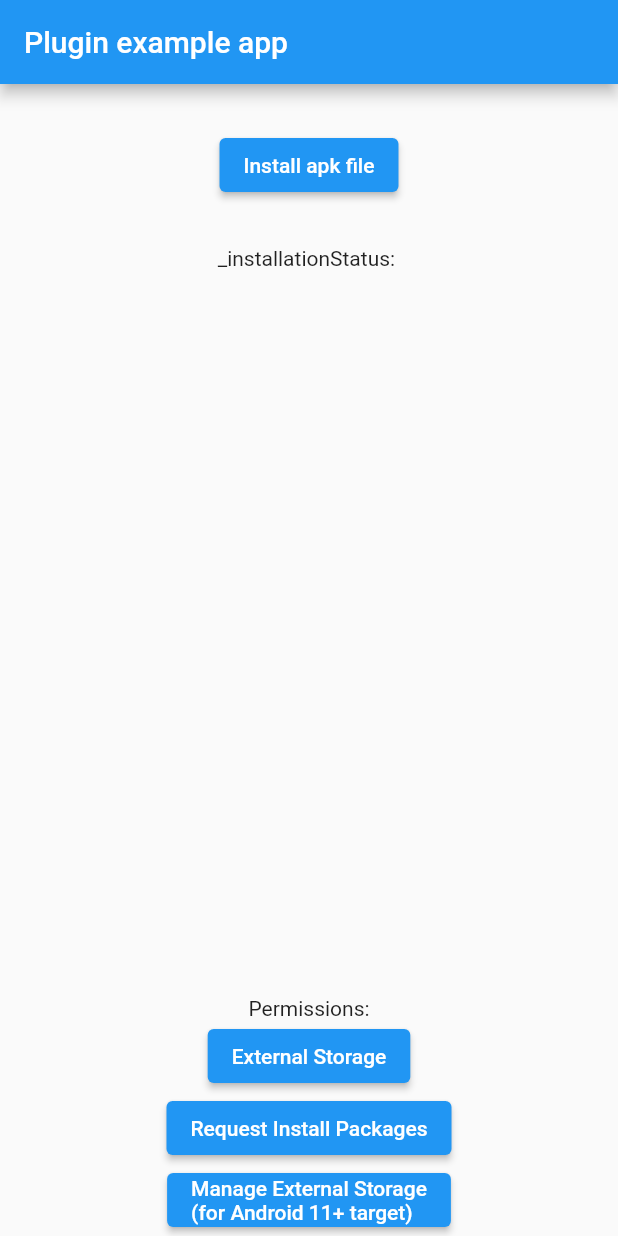
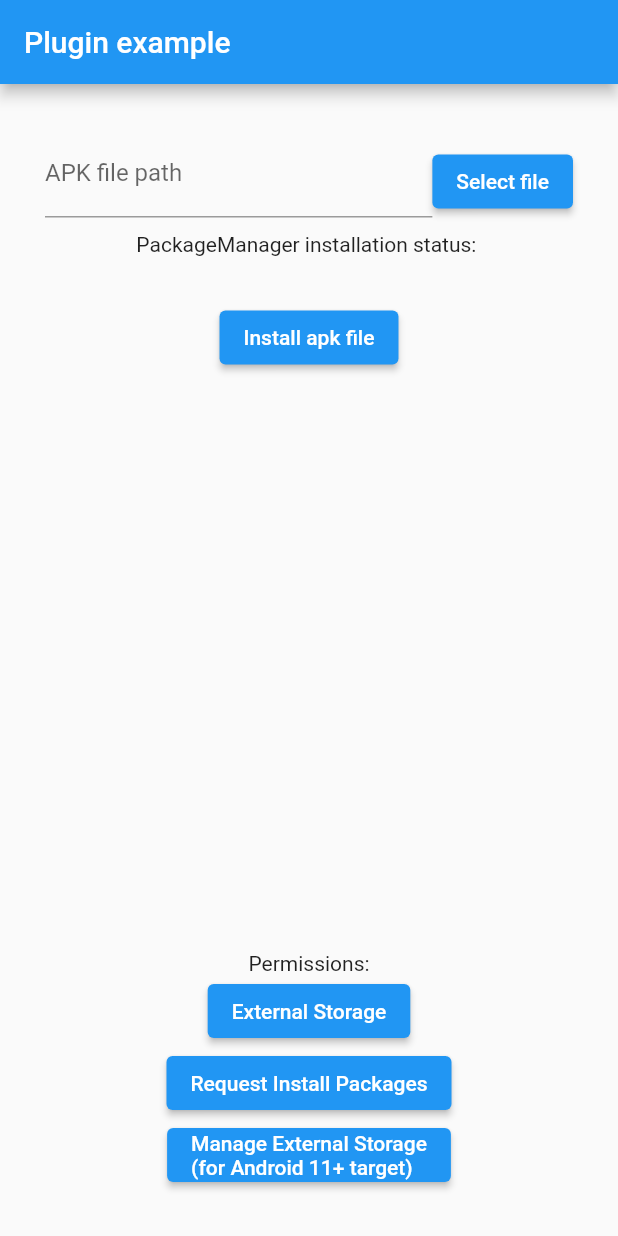
Before and after one commit to playbott/android_package_installer, a Flutter app: the screen it shows after launch, on a phone screen of 412 x 824 dp. Run offline on Flutter 3.47's test engine with Material 2 defaults, Android fonts, the phone set to English and light mode, and no system bars; our stand-ins replace file_picker, permission_handler, plugin_platform_interface.

Commit message:
example project: added File Picker for selecting apk file to install

```diff
--- a/example/lib/main.dart
+++ b/example/lib/main.dart
@@ -1,9 +1,8 @@
+import 'package:android_package_installer/android_package_installer.dart';
+import 'package:file_picker/file_picker.dart';
 import 'package:flutter/material.dart';
-import 'dart:async';
+import 'package:flutter/services.dart';
 import 'package:permission_handler/permission_handler.dart';
-
-import 'package:flutter/services.dart';
-import 'package:android_package_installer/android_package_installer.dart';
 
 void main() {
   runApp(const MyApp());
@@ -18,6 +17,7 @@ class MyApp extends StatefulWidget {
 
 class _MyAppState extends State<MyApp> {
   String _installationStatus = '';
+  final TextEditingController _filePathFieldController = TextEditingController(text: '');
 
   @override
   void initState() {
@@ -29,42 +29,66 @@ class _MyAppState extends State<MyApp> {
     return MaterialApp(
       home: Scaffold(
         appBar: AppBar(
-          title: const Text('Plugin example app'),
+          title: const Text('Plugin example'),
         ),
         body: Center(
+          child: Padding(
+              padding: const EdgeInsets.all(30.0),
               child: Column(
                 children: [
+                  Row(
+                    crossAxisAlignment: CrossAxisAlignment.end,
+                    children: [
+                      Expanded(
+                          child: TextField(
+                              controller: _filePathFieldController,
+                              decoration: const InputDecoration(labelText: "APK file path", hintText: "Enter path"))),
+                      _button('Select file', () async {
+                        FilePickerResult? result = await FilePicker.platform.pickFiles(type: FileType.custom, allowedExtensions: ['apk']);
+                        if (result != null) {
+                          setState(() {
+                            _filePathFieldController.text = result.files.single.path!;
+                            _installationStatus = '';
+                          });
+                        }
+                      }),
+                    ],
+                  ),
+                  const SizedBox(height: 10),
+                  Text('PackageManager installation status: $_installationStatus'),
                   const SizedBox(height: 30),
                   _button('Install apk file', () async {
+                    if (_filePathFieldController.text.isNotEmpty) {
+                      setState(() {
+                        _installationStatus = '';
+                      });
                       try {
-                  int? code = await AndroidPackageInstaller.installApk(apkFilePath: '/sdcard/Download/sb.apk');
+                        int? code = await AndroidPackageInstaller.installApk(apkFilePath: _filePathFieldController.text);
                         if (code != null) {
                           setState(() {
-                      _installationStatus = PackageInstallerStatus.getStatusByCode(code).name;
+                            _installationStatus = PackageInstallerStatus.byCode(code).name;
                           });
                         }
                       } on PlatformException {
-                  print('Failed to share apk file.');
+                        print('Error at Platform. Failed to install apk file.');
+                      }
                     }
                   }),
-              const SizedBox(height: 30),
-              Text('_installationStatus: $_installationStatus'),
                   const Spacer(),
                   SizedBox(
                     child: Column(children: [
                       const Text('Permissions:'),
                       _button('External Storage', () => _requestPermission(Permission.storage)),
                       _button('Request Install Packages', () => _requestPermission(Permission.requestInstallPackages)),
-                  _button('Manage External Storage\n(for Android 11+ target)',
-                      () => _requestPermission(Permission.manageExternalStorage)),
+                      _button(
+                          'Manage External Storage\n(for Android 11+ target)', () => _requestPermission(Permission.manageExternalStorage)),
                     ]),
                   ),
                 ],
-          ),
+              )),
         ),
       ),
     );
-  }
   }
 
   ElevatedButton _button(String text, VoidCallback? onPressed) {
@@ -80,3 +104,4 @@ void _requestPermission(Permission permission) async {
       await permission.request();
     }
   }
+}
--- a/example/pubspec.yaml
+++ b/example/pubspec.yaml
@@ -17,7 +17,8 @@ environment:
 dependencies:
   flutter:
     sdk: flutter
-  permission_handler: ^10.0.0
+  permission_handler: ^10.2.0
+  file_picker: ^5.2.4
   android_package_installer:
     # When depending on this package from a real application you should use:
     #   android_package_installer: ^x.y.z
```
Lines whose indentation alone changed are shown as unchanged.
